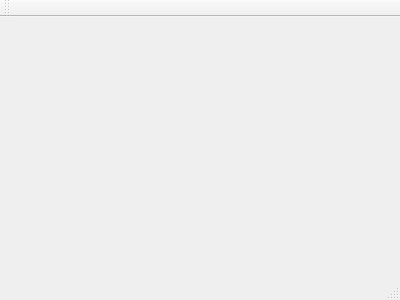
Before: the Qt Designer form client/bustrackwindow.ui in BusTrack/bustrack, drawn with Qt 5.
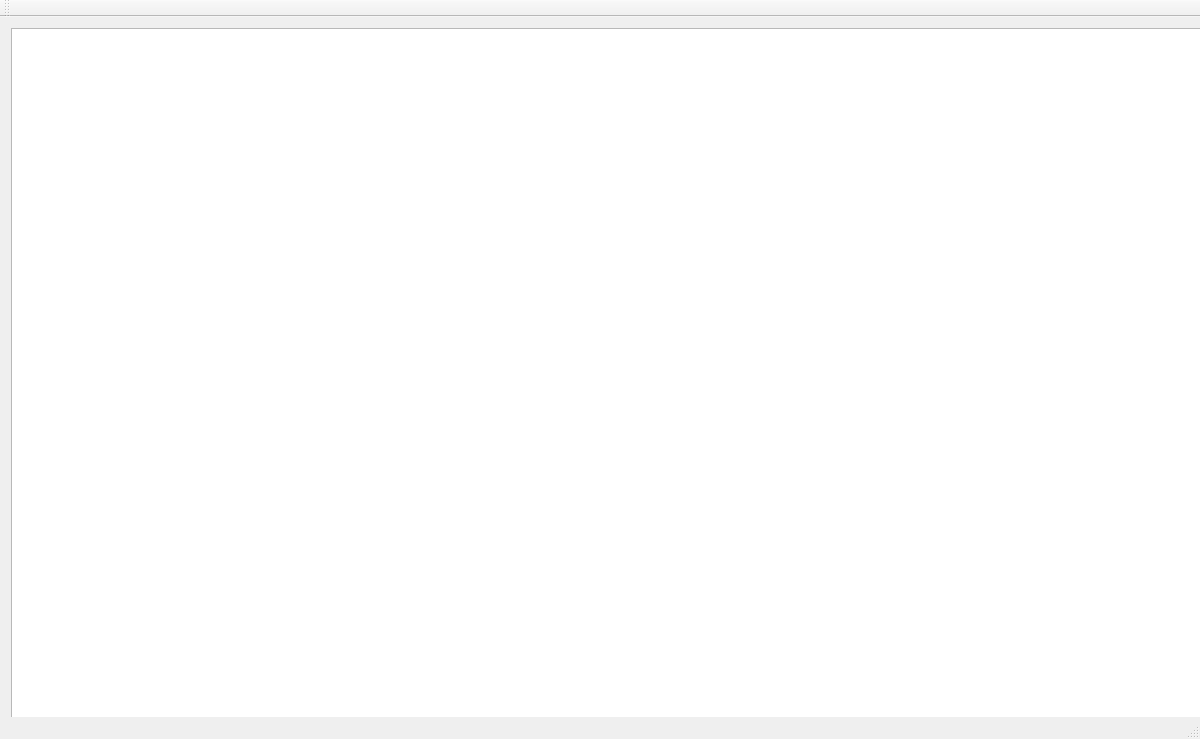
After: the same form once the commit is applied.

Patch:
```diff
--- a/client/bustrackwindow.ui
+++ b/client/bustrackwindow.ui
@@ -1,24 +1,80 @@
 <ui version="4.0">
  <class>BusTrackWindow</class>
- <widget class="QMainWindow" name="BusTrackWindow" >
-  <property name="geometry" >
+ <widget class="QMainWindow" name="BusTrackWindow">
+  <property name="geometry">
    <rect>
     <x>0</x>
     <y>0</y>
-    <width>400</width>
-    <height>300</height>
+    <width>702</width>
+    <height>499</height>
    </rect>
   </property>
   <property name="windowTitle" >
    <string>BusTrackWindow</string>
   </property>
-  <widget class="QMenuBar" name="menuBar" />
-  <widget class="QToolBar" name="mainToolBar" />
-  <widget class="QWidget" name="centralWidget" />
-  <widget class="QStatusBar" name="statusBar" />
+  <widget class="QWidget" name="centralWidget">
+   <property name="minimumSize">
+    <size>
+     <width>1200</width>
+     <height>700</height>
+    </size>
+   </property>
+   <widget class="QWidget" name="verticalLayoutWidget">
+    <property name="geometry">
+     <rect>
+      <x>0</x>
+      <y>0</y>
+      <width>1202</width>
+      <height>802</height>
+     </rect>
+    </property>
+    <layout class="QVBoxLayout" name="verticalLayout">
+     <property name="sizeConstraint">
+      <enum>QLayout::SetMinimumSize</enum>
+     </property>
+     <item>
+      <widget class="QGraphicsView" name="mapView">
+       <property name="minimumSize">
+        <size>
+         <width>1200</width>
+         <height>700</height>
+        </size>
+       </property>
+       <property name="verticalScrollBarPolicy">
+        <enum>Qt::ScrollBarAlwaysOff</enum>
+       </property>
+       <property name="horizontalScrollBarPolicy">
+        <enum>Qt::ScrollBarAlwaysOff</enum>
+       </property>
+       <property name="dragMode">
+        <enum>QGraphicsView::ScrollHandDrag</enum>
+       </property>
+      </widget>
+     </item>
+    </layout>
+   </widget>
+  </widget>
+  <widget class="QMenuBar" name="menuBar">
+   <property name="geometry">
+    <rect>
+     <x>0</x>
+     <y>0</y>
+     <width>702</width>
+     <height>22</height>
+    </rect>
+   </property>
+  </widget>
+  <widget class="QToolBar" name="mainToolBar">
+   <attribute name="toolBarArea">
+    <enum>TopToolBarArea</enum>
+   </attribute>
+   <attribute name="toolBarBreak">
+    <bool>false</bool>
+   </attribute>
+  </widget>
+  <widget class="QStatusBar" name="statusBar"/>
  </widget>
- <layoutDefault spacing="6" margin="11" />
- <pixmapfunction></pixmapfunction>
+ <layoutdefault spacing="6" margin="11"/>
  <resources/>
  <connections/>
 </ui>
```
Left out of the diff: 3 changed lines with no effect on the pictures.
